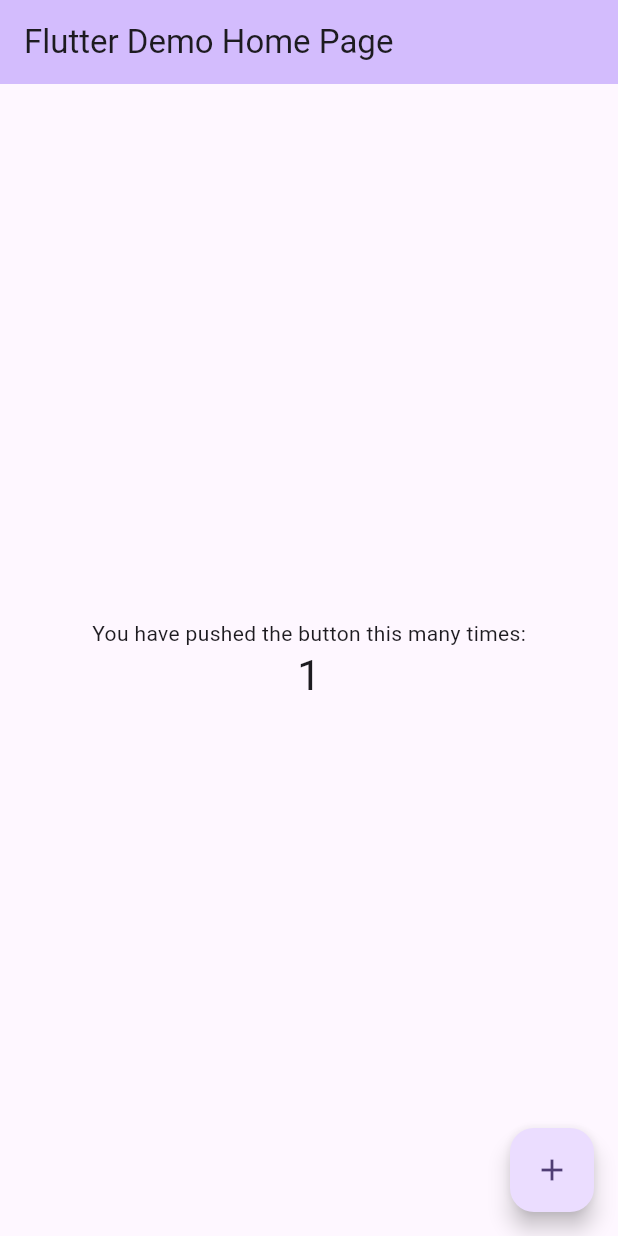
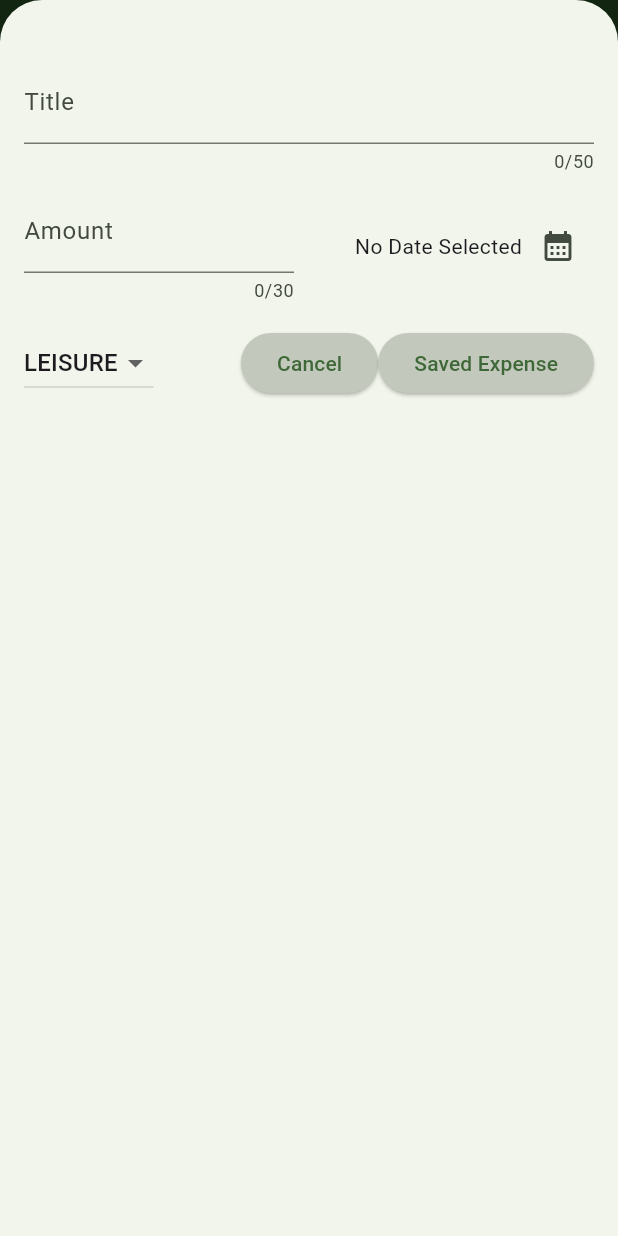
Before and after one commit to NikCeb/budget-expenses-life-app, a Flutter app: the screen it shows after launch, after a tap on the "add" icon, on a phone screen of 412 x 824 dp. Run offline on Flutter 3.47's test engine with Material 3 defaults, Android fonts, the phone set to English and light mode, and no system bars.

Commit message:
[theme] - worked on themes for the application

```diff
--- a/budget_expenses_life_app/lib/main.dart
+++ b/budget_expenses_life_app/lib/main.dart
@@ -1,125 +1,54 @@
+import 'package:budget_expenses_life_app/widgets/expenses.dart';
 import 'package:flutter/material.dart';
 
+var kColorScheme = ColorScheme.fromSeed(
+  seedColor: const Color.fromARGB(255, 92, 241, 86),
+);
+
+var kDarkColorScheme = ColorScheme.fromSeed(
+  brightness: Brightness.dark,
+  seedColor: Color.fromARGB(255, 15, 110, 71),
+);
+
 void main() {
-  runApp(const MyApp());
+  runApp(
+    MaterialApp(
+        darkTheme: ThemeData.dark().copyWith(
+          colorScheme: kDarkColorScheme,
+          cardTheme: const CardTheme().copyWith(
+            color: kDarkColorScheme.secondaryContainer,
+            margin: const EdgeInsets.symmetric(horizontal: 18, vertical: 10),
+          ),
+          elevatedButtonTheme: ElevatedButtonThemeData(
+            style: ElevatedButton.styleFrom(
+              backgroundColor: kDarkColorScheme.outlineVariant,
+            ),
+          ),
+        ),
+        theme: ThemeData().copyWith(
+          // scaffoldBackgroundColor: Color.fromARGB(255, 255, 255, 255),
+          scaffoldBackgroundColor: kColorScheme.outlineVariant,
+          colorScheme: kColorScheme,
+          appBarTheme: const AppBarTheme().copyWith(
+              backgroundColor: kColorScheme.onPrimaryFixedVariant,
+              foregroundColor: kColorScheme.onInverseSurface),
+          cardTheme: const CardTheme().copyWith(
+            color: kColorScheme.secondaryContainer,
+            margin: const EdgeInsets.symmetric(horizontal: 18, vertical: 10),
+          ),
+          elevatedButtonTheme: ElevatedButtonThemeData(
+            style: ElevatedButton.styleFrom(
+              backgroundColor: kColorScheme.outlineVariant,
+            ),
+          ),
+          textTheme: ThemeData().textTheme.copyWith(
+                titleLarge: TextStyle(
+                    fontWeight: FontWeight.bold,
+                    color: kColorScheme.onPrimaryFixedVariant,
+                    fontSize: 20),
+              ),
+        ),
+        themeMode: ThemeMode.system,
+        home: const Expenses()),
+  );
 }
-
-class MyApp extends StatelessWidget {
-  const MyApp({super.key});
-
-  // This widget is the root of your application.
-  @override
-  Widget build(BuildContext context) {
-    return MaterialApp(
-      title: 'Flutter Demo',
-      theme: ThemeData(
-        // This is the theme of your application.
-        //
-        // TRY THIS: Try running your application with "flutter run". You'll see
-        // the application has a purple toolbar. Then, without quitting the app,
-        // try changing the seedColor in the colorScheme below to Colors.green
-        // and then invoke "hot reload" (save your changes or press the "hot
-        // reload" button in a Flutter-supported IDE, or press "r" if you used
-        // the command line to start the app).
-        //
-        // Notice that the counter didn't reset back to zero; the application
-        // state is not lost during the reload. To reset the state, use hot
-        // restart instead.
-        //
-        // This works for code too, not just values: Most code changes can be
-        // tested with just a hot reload.
-        colorScheme: ColorScheme.fromSeed(seedColor: Colors.deepPurple),
-        useMaterial3: true,
-      ),
-      home: const MyHomePage(title: 'Flutter Demo Home Page'),
-    );
-  }
-}
-
-class MyHomePage extends StatefulWidget {
-  const MyHomePage({super.key, required this.title});
-
-  // This widget is the home page of your application. It is stateful, meaning
-  // that it has a State object (defined below) that contains fields that affect
-  // how it looks.
-
-  // This class is the configuration for the state. It holds the values (in this
-  // case the title) provided by the parent (in this case the App widget) and
-  // used by the build method of the State. Fields in a Widget subclass are
-  // always marked "final".
-
-  final String title;
-
-  @override
-  State<MyHomePage> createState() => _MyHomePageState();
-}
-
-class _MyHomePageState extends State<MyHomePage> {
-  int _counter = 0;
-
-  void _incrementCounter() {
-    setState(() {
-      // This call to setState tells the Flutter framework that something has
-      // changed in this State, which causes it to rerun the build method below
-      // so that the display can reflect the updated values. If we changed
-      // _counter without calling setState(), then the build method would not be
-      // called again, and so nothing would appear to happen.
-      _counter++;
-    });
-  }
-
-  @override
-  Widget build(BuildContext context) {
-    // This method is rerun every time setState is called, for instance as done
-    // by the _incrementCounter method above.
-    //
-    // The Flutter framework has been optimized to make rerunning build methods
-    // fast, so that you can just rebuild anything that needs updating rather
-    // than having to individually change instances of widgets.
-    return Scaffold(
-      appBar: AppBar(
-        // TRY THIS: Try changing the color here to a specific color (to
-        // Colors.amber, perhaps?) and trigger a hot reload to see the AppBar
-        // change color while the other colors stay the same.
-        backgroundColor: Theme.of(context).colorScheme.inversePrimary,
-        // Here we take the value from the MyHomePage object that was created by
-        // the App.build method, and use it to set our appbar title.
-        title: Text(widget.title),
-      ),
-      body: Center(
-        // Center is a layout widget. It takes a single child and positions it
-        // in the middle of the parent.
-        child: Column(
-          // Column is also a layout widget. It takes a list of children and
-          // arranges them vertically. By default, it sizes itself to fit its
-          // children horizontally, and tries to be as tall as its parent.
-          //
-          // Column has various properties to control how it sizes itself and
-          // how it positions its children. Here we use mainAxisAlignment to
-          // center the children vertically; the main axis here is the vertical
-          // axis because Columns are vertical (the cross axis would be
-          // horizontal).
-          //
-          // TRY THIS: Invoke "debug painting" (choose the "Toggle Debug Paint"
-          // action in the IDE, or press "p" in the console), to see the
-          // wireframe for each widget.
-          mainAxisAlignment: MainAxisAlignment.center,
-          children: <Widget>[
-            const Text(
-              'You have pushed the button this many times:',
-            ),
-            Text(
-              '$_counter',
-              style: Theme.of(context).textTheme.headlineMedium,
-            ),
-          ],
-        ),
-      ),
-      floatingActionButton: FloatingActionButton(
-        onPressed: _incrementCounter,
-        tooltip: 'Increment',
-        child: const Icon(Icons.add),
-      ), // This trailing comma makes auto-formatting nicer for build methods.
-    );
-  }
-}
--- /dev/null
+++ b/budget_expenses_life_app/lib/model/expense.dart
@@ -0,0 +1,52 @@
+import 'package:flutter/material.dart';
+import 'package:uuid/uuid.dart';
+import 'package:intl/intl.dart';
+
+final formatter = DateFormat.yMd();
+
+const uuid = Uuid();
+
+enum Category { food, travel, leisure, work, self }
+
+const categoryIcons = {
+  Category.food: Icons.lunch_dining,
+  Category.travel: Icons.flight_takeoff,
+  Category.leisure: Icons.beach_access,
+  Category.work: Icons.email,
+  Category.self: Icons.self_improvement
+};
+
+class Expense {
+  Expense(
+      {required this.title,
+      required this.amount,
+      required this.date,
+      required this.category})
+      : id = uuid.v4();
+
+  final String id;
+  final String title;
+  final double amount;
+  final DateTime date;
+  final Category category;
+
+  String get formattedDate {
+    return formatter.format(date);
+  }
+}
+
+class ExpenseBucket {
+  const ExpenseBucket({required this.category, required this.expenses});
+
+  final Category category;
+  final List<Expense> expenses;
+
+  double get totalExpenses {
+    double sum = 0;
+
+    for (final expense in expenses) {
+      sum += expense.amount;
+    }
+    return sum;
+  }
+}
--- /dev/null
+++ b/budget_expenses_life_app/lib/widgets/expenses.dart
@@ -0,0 +1,92 @@
+import 'package:budget_expenses_life_app/model/expense.dart';
+import 'package:budget_expenses_life_app/widgets/new_expense.dart';
+import 'package:flutter/material.dart';
+import 'package:budget_expenses_life_app/widgets/expenses_list/expenses_list.dart';
+
+class Expenses extends StatefulWidget {
+  const Expenses({super.key});
+
+  @override
+  State<StatefulWidget> createState() {
+    // TODO: implement createState
+    return _ExpensesState();
+  }
+}
+
+class _ExpensesState extends State<Expenses> {
+  final List<Expense> _registeredExpenses = [
+    Expense(
+        title: 'Flutter Course',
+        amount: 399,
+        date: DateTime.now(),
+        category: Category.work),
+    Expense(
+        title: 'Games',
+        amount: 600,
+        date: DateTime.now(),
+        category: Category.leisure),
+  ];
+
+  void _addExpenses(Expense expense) {
+    setState(() {
+      _registeredExpenses.add(expense);
+    });
+  }
+
+  void _removeExpense(Expense expense) {
+    final expenseIndex = _registeredExpenses.indexOf(expense);
+    setState(() {
+      _registeredExpenses.remove(expense);
+    });
+    ScaffoldMessenger.of(context).clearSnackBars();
+    ScaffoldMessenger.of(context).showSnackBar(
+      SnackBar(
+        duration: const Duration(seconds: 3),
+        content: const Text('Expense Deleted.'),
+        action: SnackBarAction(
+            label: 'Undo',
+            onPressed: () {
+              setState(() {
+                _registeredExpenses.insert(expenseIndex, expense);
+              });
+            }),
+      ),
+    );
+  }
+
+  void _openAddExpenseOverlay() {
+    showModalBottomSheet(
+        isScrollControlled: true,
+        context: context,
+        builder: (ctx) => NewExpense(
+              onAddExpense: _addExpenses,
+            ));
+  }
+
+  @override
+  Widget build(BuildContext context) {
+    Widget mainContent = const Center(
+      child: Text('No Expenses Found. Start Adding'),
+    );
+
+    if (_registeredExpenses.isNotEmpty) {
+      mainContent = ExpensesList(
+        expenses: _registeredExpenses,
+        onRemoveExpense: _removeExpense,
+      );
+    }
+
+    return Scaffold(
+      appBar: AppBar(
+        title: const Text('Expeneses is LIFE!'),
+        actions: [
+          IconButton(
+              onPressed: _openAddExpenseOverlay, icon: const Icon(Icons.add))
+        ],
+      ),
+      body: Column(
+        children: [const Text('CHART AREA'), Expanded(child: mainContent)],
+      ),
+    );
+  }
+}
--- /dev/null
+++ b/budget_expenses_life_app/lib/widgets/expenses_list/expense_item.dart
@@ -0,0 +1,50 @@
+import 'package:flutter/material.dart';
+import 'package:budget_expenses_life_app/model/expense.dart';
+
+class ExpenseItem extends StatelessWidget {
+  const ExpenseItem(this.expense, {super.key});
+
+  final Expense expense;
+
+  @override
+  Widget build(BuildContext context) {
+    return Card(
+      child: Padding(
+        padding: const EdgeInsets.symmetric(
+          horizontal: 20,
+          vertical: 16,
+        ),
+        child: Column(
+          children: [
+            Text(
+              expense.title,
+              style: Theme.of(context).textTheme.titleLarge,
+            ),
+            const SizedBox(
+              height: 4,
+            ),
+            Row(
+              children: [
+                Text('Php ${expense.amount.toStringAsFixed(2)}'),
+                const Spacer(),
+                Row(
+                  children: [
+                    Icon(categoryIcons[expense.category]),
+                    const SizedBox(
+                      width: 4,
+                    ),
+                    Text(expense.category.name.toString()),
+                    const SizedBox(
+                      width: 10,
+                    ),
+                    Text(expense.formattedDate),
+                  ],
+                )
+              ],
+            )
+          ],
+        ),
+      ),
+    );
+  }
+}
--- /dev/null
+++ b/budget_expenses_life_app/lib/widgets/expenses_list/expenses_list.dart
@@ -0,0 +1,30 @@
+import 'package:budget_expenses_life_app/model/expense.dart';
+import 'package:budget_expenses_life_app/widgets/expenses_list/expense_item.dart';
+import 'package:flutter/material.dart';
+
+class ExpensesList extends StatelessWidget {
+  const ExpensesList(
+      {super.key, required this.expenses, required this.onRemoveExpense});
+
+  final List<Expense> expenses;
+  final void Function(Expense expense) onRemoveExpense;
+
+  @override
+  Widget build(BuildContext context) {
+    return ListView.builder(
+      itemCount: expenses.length,
+      itemBuilder: (ctx, index) => Dismissible(
+        key: ValueKey(expenses[index]),
+        background: Container(
+          color: Theme.of(context).colorScheme.errorContainer.withOpacity(0.5),
+          margin: EdgeInsets.symmetric(
+              horizontal: Theme.of(context).cardTheme.margin!.horizontal),
+        ),
+        onDismissed: (direction) {
+          onRemoveExpense(expenses[index]);
+        },
+        child: ExpenseItem(expenses[index]),
+      ),
+    );
+  }
+}
--- /dev/null
+++ b/budget_expenses_life_app/lib/widgets/new_expense.dart
@@ -0,0 +1,167 @@
+import 'package:flutter/material.dart';
+import 'package:budget_expenses_life_app/model/expense.dart';
+
+class NewExpense extends StatefulWidget {
+  const NewExpense({super.key, required this.onAddExpense});
+
+  final void Function(Expense expense) onAddExpense;
+
+  @override
+  State<StatefulWidget> createState() {
+    return _NewExpensesState();
+  }
+}
+
+class _NewExpensesState extends State<NewExpense> {
+  final _titleController = TextEditingController();
+  final _amountController = TextEditingController();
+  DateTime? _selectedDate;
+  Category _selectedCategory = Category.leisure;
+
+  void _presenDatePicker() async {
+    final now = DateTime.now();
+    final firstDate = DateTime(now.year - 1, now.month, now.day);
+    final pickedDate = await showDatePicker(
+        context: context,
+        firstDate: firstDate,
+        lastDate: now,
+        initialDate: now);
+    setState(() {
+      _selectedDate = pickedDate;
+    });
+  }
+
+  @override
+  void dispose() {
+    _titleController.dispose();
+    _amountController.dispose();
+    super.dispose();
+  }
+
+  void _submitExpenseData() {
+    final enteredAmount = double.tryParse(_amountController.text);
+    final amountIsInvalid = enteredAmount == null || enteredAmount <= 0;
+
+    if (_titleController.text.trim().isEmpty ||
+        amountIsInvalid ||
+        _selectedDate == null) {
+      showDialog(
+          context: context,
+          builder: (ctx) => AlertDialog(
+                title: const Text('Invalid Input'),
+                content: const Text(
+                    'Please make sure a valid amount, date, category and title are filled.'),
+                actions: [
+                  TextButton(
+                      onPressed: () {
+                        Navigator.pop(context);
+                      },
+                      child: const Text('I understand'))
+                ],
+              ));
+      return;
+    }
+
+    widget.onAddExpense(
+      Expense(
+          title: _titleController.text,
+          amount: enteredAmount,
+          date: _selectedDate!,
+          category: _selectedCategory),
+    );
+
+    Navigator.pop(context);
+  }
+
+  @override
+  Widget build(BuildContext context) {
+    return Padding(
+      padding: const EdgeInsets.fromLTRB(16, 40, 16, 16),
+      child: Column(
+        children: [
+          TextField(
+            keyboardType: TextInputType.text,
+            controller: _titleController,
+            maxLength: 50,
+            decoration: const InputDecoration(label: Text('Title')),
+          ),
+          const SizedBox(
+            height: 10,
+          ),
+          Row(
+            children: [
+              Expanded(
+                child: TextField(
+                  keyboardType: TextInputType.number,
+                  controller: _amountController,
+                  maxLength: 30,
+                  decoration: const InputDecoration(
+                      prefixText: 'Php  ', label: Text('Amount')),
+                ),
+              ),
+              const SizedBox(
+                width: 20,
+              ),
+              Expanded(
+                child: Row(
+                  mainAxisAlignment: MainAxisAlignment.end,
+                  crossAxisAlignment: CrossAxisAlignment.center,
+                  children: [
+                    Text(
+                      _selectedDate == null
+                          ? 'No Date Selected'
+                          : formatter.format(_selectedDate!),
+                    ),
+                    IconButton(
+                      onPressed: _presenDatePicker,
+                      icon: const Icon(
+                        Icons.calendar_month,
+                      ),
+                    ),
+                  ],
+                ),
+              )
+            ],
+          ),
+          const SizedBox(
+            height: 16,
+          ),
+          Row(
+            children: [
+              DropdownButton(
+                  value: _selectedCategory,
+                  items: Category.values
+                      .map(
+                        (category) => DropdownMenuItem(
+                          value: category,
+                          child: Text(category.name.toUpperCase()),
+                        ),
+                      )
+                      .toList(),
+                  onChanged: (value) {
+                    if (value == null) {
+                      return;
+                    }
+                    setState(() {
+                      _selectedCategory = value;
+                    });
+                  }),
+              const Spacer(),
+              ElevatedButton(
+                  // CANCEL BUTTON
+                  onPressed: () {
+                    print('Cancel');
+                    Navigator.pop(context);
+                  },
+                  child: const Text('Cancel')),
+              ElevatedButton(
+                  // TO TEXT SAVE BUTTON
+                  onPressed: _submitExpenseData,
+                  child: const Text('Saved Expense')),
+            ],
+          ),
+        ],
+      ),
+    );
+  }
+}
--- a/budget_expenses_life_app/pubspec.yaml
+++ b/budget_expenses_life_app/pubspec.yaml
@@ -35,6 +35,8 @@ dependencies:
   # The following adds the Cupertino Icons font to your application.
   # Use with the CupertinoIcons class for iOS style icons.
   cupertino_icons: ^1.0.6
+  uuid: ^4.4.2
+  intl: ^0.19.0
 
 dev_dependencies:
   flutter_test:
```
Also changed, not shown: budget_expenses_life_app/pubspec.lock.
